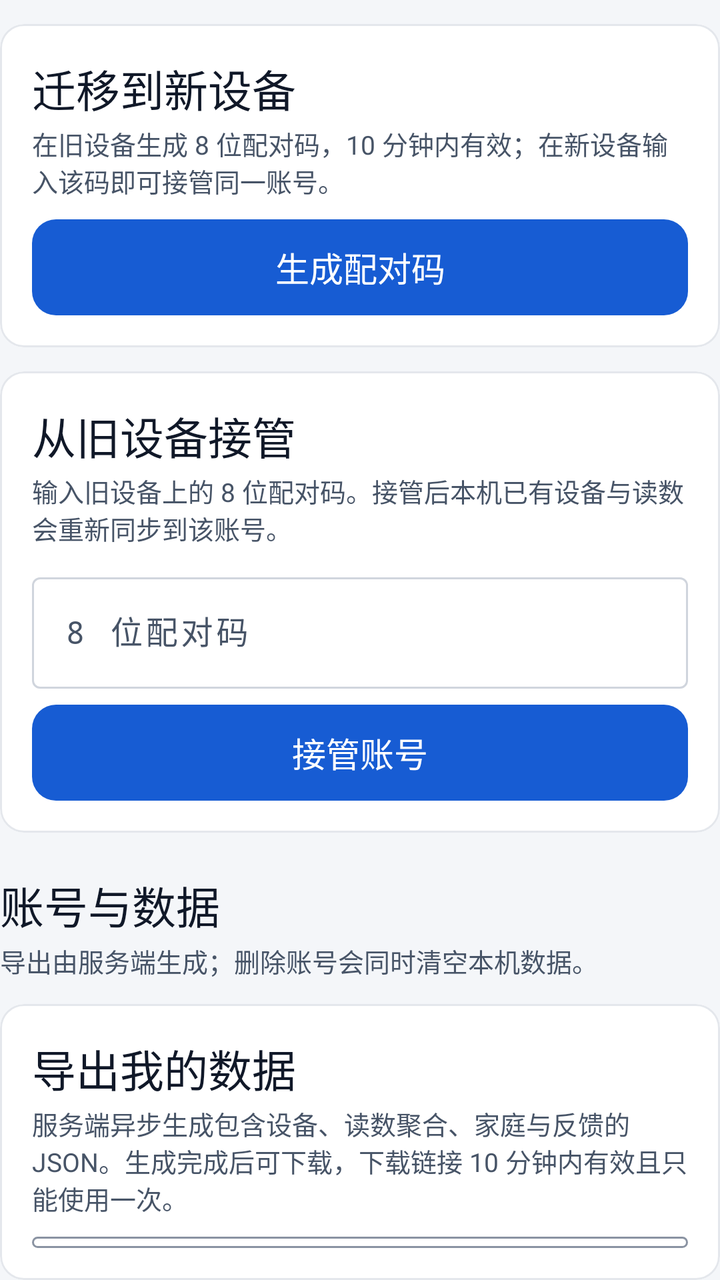
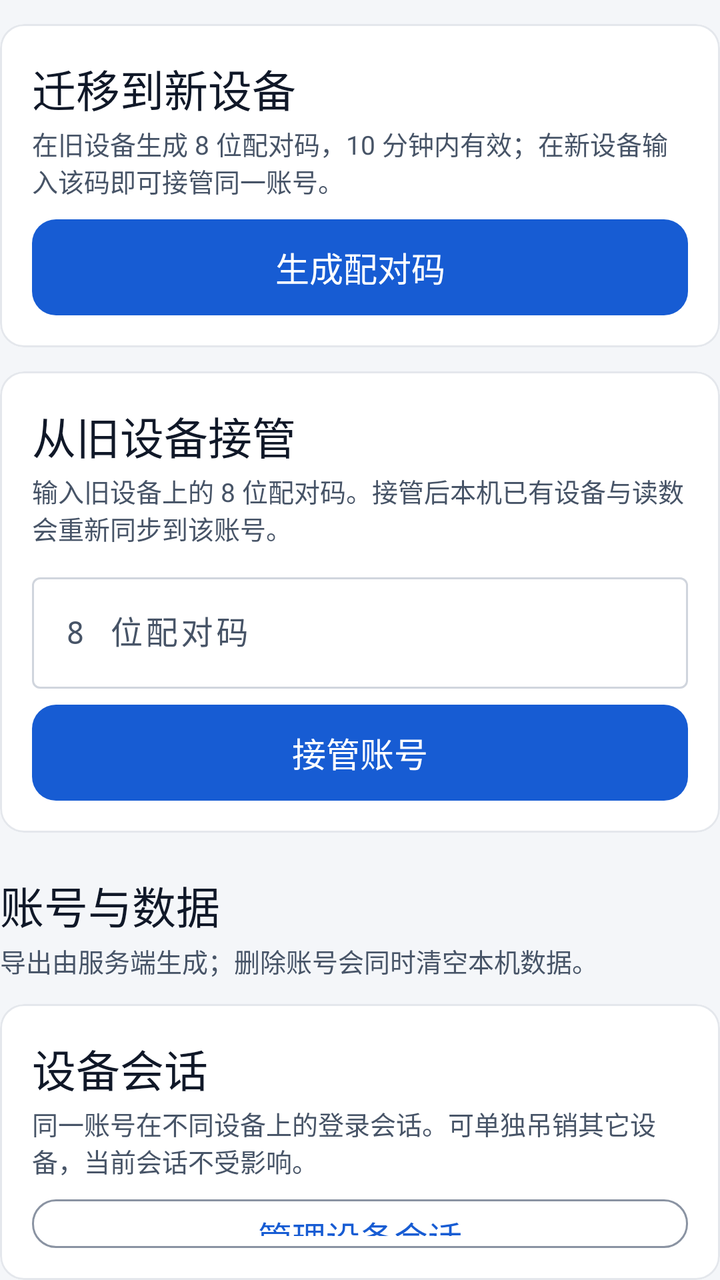

Compare the two renders of this Android layout. The source of the first and the diff that turns it into the second are given below.
<!-- AndroidManifest.xml: application theme Theme.PKotlinApp -->
<!-- res/layout/fragment_profile_account.xml -->
<?xml version="1.0" encoding="utf-8"?>
<LinearLayout xmlns:android="http://schemas.android.com/apk/res/android"
    xmlns:app="http://schemas.android.com/apk/res-auto"
    android:layout_width="match_parent"
    android:layout_height="wrap_content"
    android:orientation="vertical">

    <com.google.android.material.card.MaterialCardView
    style="@style/Widget.App.Card"
        android:layout_width="match_parent"
        android:layout_height="wrap_content"
        android:layout_marginTop="12dp"
        app:cardCornerRadius="12dp"
        app:cardElevation="0dp">

        <LinearLayout
            android:layout_width="match_parent"
            android:layout_height="wrap_content"
            android:orientation="vertical"
            android:padding="16dp">

            <TextView
                android:layout_width="match_parent"
                android:layout_height="wrap_content"
                android:text="@string/account_migration_title"
                android:textAppearance="@style/TextAppearance.App.Headline" />

            <TextView
                android:layout_width="match_parent"
                android:layout_height="wrap_content"
                android:layout_marginTop="2dp"
                android:text="@string/account_migration_desc"
                android:textAppearance="@style/TextAppearance.App.Caption"
                android:textColor="@color/text_secondary" />

            <TextView
                android:id="@+id/pairingCodeText"
                android:layout_width="match_parent"
                android:layout_height="wrap_content"
                android:layout_marginTop="12dp"
                android:fontFamily="monospace"
                android:gravity="center"
                android:letterSpacing="0.2"
                android:textAppearance="@style/TextAppearance.App.Headline"
                android:visibility="gone" />

            <TextView
                android:id="@+id/pairingCountdown"
                android:layout_width="match_parent"
                android:layout_height="wrap_content"
                android:layout_marginTop="4dp"
                android:gravity="center"
                android:textAppearance="@style/TextAppearance.App.Caption"
                android:textColor="@color/text_secondary"
                android:visibility="gone" />

            <com.google.android.material.button.MaterialButton
                android:id="@+id/pairingGenerateButton"
                android:layout_width="match_parent"
                android:layout_height="wrap_content"
                android:layout_marginTop="10dp"
                android:text="@string/account_pairing_generate" />

            <LinearLayout
                android:id="@+id/pairingActionsRow"
                android:layout_width="match_parent"
                android:layout_height="wrap_content"
                android:layout_marginTop="8dp"
                android:orientation="horizontal"
                android:visibility="gone">

                <com.google.android.material.button.MaterialButton
                    android:id="@+id/pairingCopyButton"
                    style="?attr/materialButtonOutlinedStyle"
                    android:layout_width="0dp"
                    android:layout_height="wrap_content"
                    android:layout_marginEnd="8dp"
                    android:layout_weight="1"
                    android:text="@string/account_pairing_copy" />

                <com.google.android.material.button.MaterialButton
                    android:id="@+id/pairingRegenerateButton"
                    style="?attr/materialButtonOutlinedStyle"
                    android:layout_width="0dp"
                    android:layout_height="wrap_content"
                    android:layout_weight="1"
                    android:text="@string/account_pairing_regenerate" />
            </LinearLayout>

            <TextView
                android:id="@+id/pairingErrorText"
                android:layout_width="match_parent"
                android:layout_height="wrap_content"
                android:layout_marginTop="8dp"
                android:textAppearance="@style/TextAppearance.App.Caption"
                android:textColor="?attr/colorError"
                android:visibility="gone" />

        </LinearLayout>

    </com.google.android.material.card.MaterialCardView>

    <com.google.android.material.card.MaterialCardView
    style="@style/Widget.App.Card"
        android:layout_width="match_parent"
        android:layout_height="wrap_content"
        android:layout_marginTop="12dp"
        app:cardCornerRadius="12dp"
        app:cardElevation="0dp">

        <LinearLayout
            android:layout_width="match_parent"
            android:layout_height="wrap_content"
            android:orientation="vertical"
            android:padding="16dp">

            <TextView
                android:layout_width="match_parent"
                android:layout_height="wrap_content"
                android:text="@string/account_claim_title"
                android:textAppearance="@style/TextAppearance.App.Headline" />

            <TextView
                android:layout_width="match_parent"
                android:layout_height="wrap_content"
                android:layout_marginTop="2dp"
                android:text="@string/account_claim_desc"
                android:textAppearance="@style/TextAppearance.App.Caption"
                android:textColor="@color/text_secondary" />

            <com.google.android.material.textfield.TextInputLayout
                android:id="@+id/claimCodeLayout"
                style="@style/Widget.Material3.TextInputLayout.OutlinedBox"
                android:layout_width="match_parent"
                android:layout_height="wrap_content"
                android:layout_marginTop="10dp"
                android:hint="@string/account_claim_hint">

                <com.google.android.material.textfield.TextInputEditText
                    android:id="@+id/claimCodeInput"
                    android:layout_width="match_parent"
                    android:layout_height="wrap_content"
                    android:fontFamily="monospace"
                    android:imeOptions="actionDone"
                    android:inputType="textCapCharacters|textNoSuggestions"
                    android:letterSpacing="0.1"
                    android:maxLength="8" />
            </com.google.android.material.textfield.TextInputLayout>

            <com.google.android.material.button.MaterialButton
                android:id="@+id/claimButton"
                android:layout_width="match_parent"
                android:layout_height="wrap_content"
                android:layout_marginTop="8dp"
                android:text="@string/account_claim_button" />

        </LinearLayout>

    </com.google.android.material.card.MaterialCardView>

    <TextView
        android:layout_width="match_parent"
        android:layout_height="wrap_content"
        android:layout_marginTop="20dp"
        android:text="@string/account_section_title"
        android:textAppearance="@style/TextAppearance.App.Headline" />

    <TextView
        android:layout_width="match_parent"
        android:layout_height="wrap_content"
        android:layout_marginTop="2dp"
        android:text="@string/account_section_desc"
        android:textAppearance="@style/TextAppearance.App.Caption"
        android:textColor="@color/text_secondary" />

    <com.google.android.material.card.MaterialCardView
    style="@style/Widget.App.Card"
        android:layout_width="match_parent"
        android:layout_height="wrap_content"
        android:layout_marginTop="12dp"
        app:cardCornerRadius="12dp"
        app:cardElevation="0dp">

        <LinearLayout
            android:layout_width="match_parent"
            android:layout_height="wrap_content"
            android:orientation="vertical"
            android:padding="16dp">

            <TextView
                android:layout_width="match_parent"
                android:layout_height="wrap_content"
                android:text="@string/account_export_title"
                android:textAppearance="@style/TextAppearance.App.Headline" />

            <TextView
                android:layout_width="match_parent"
                android:layout_height="wrap_content"
                android:layout_marginTop="2dp"
                android:text="@string/account_export_desc"
                android:textAppearance="@style/TextAppearance.App.Caption"
                android:textColor="@color/text_secondary" />

            <com.google.android.material.button.MaterialButton
                android:id="@+id/exportAccountButton"
                style="?attr/materialButtonOutlinedStyle"
                android:layout_width="match_parent"
                android:layout_height="wrap_content"
                android:layout_marginTop="10dp"
                android:text="@string/account_export_button" />

            <TextView
                android:id="@+id/exportAccountStatus"
                android:layout_width="match_parent"
                android:layout_height="wrap_content"
                android:layout_marginTop="8dp"
                android:textAppearance="@style/TextAppearance.App.Caption"
                android:visibility="gone" />

            <com.google.android.material.button.MaterialButton
                android:id="@+id/exportShareButton"
                android:layout_width="match_parent"
                android:layout_height="wrap_content"
                android:layout_marginTop="8dp"
                android:text="@string/account_export_share"
                android:visibility="gone" />

            <TextView
                android:layout_width="match_parent"
                android:layout_height="wrap_content"
                android:layout_marginTop="16dp"
                android:text="@string/account_delete_title"
                android:textAppearance="@style/TextAppearance.App.Headline" />

            <TextView
                android:layout_width="match_parent"
                android:layout_height="wrap_content"
                android:layout_marginTop="2dp"
                android:text="@string/account_delete_desc"
                android:textAppearance="@style/TextAppearance.App.Caption"
                android:textColor="@color/text_secondary" />

            <com.google.android.material.button.MaterialButton
                android:id="@+id/deleteAccountButton"
                style="?attr/materialButtonOutlinedStyle"
                android:layout_width="match_parent"
                android:layout_height="wrap_content"
                android:layout_marginTop="10dp"
                android:text="@string/account_delete_button"
                android:textColor="?attr/colorError" />

        </LinearLayout>

    </com.google.android.material.card.MaterialCardView>

</LinearLayout>
<!-- resources referenced by this layout -->
<resources>
  <color name="text_secondary">#475467</color>
  <string name="account_claim_button">接管账号</string>
  <string name="account_claim_desc">输入旧设备上的 8 位配对码。接管后本机已有设备与读数会重新同步到该账号。</string>
  <string name="account_claim_hint">8 位配对码</string>
  <string name="account_claim_title">从旧设备接管</string>
  <string name="account_delete_button">注销账号</string>
  <string name="account_delete_desc">永久删除服务端账号及全部设备与读数，并清空本机数据。</string>
  <string name="account_delete_title">注销账号</string>
  <string name="account_export_button">导出账号数据</string>
  <string name="account_export_desc">服务端异步生成包含设备、读数聚合、家庭与反馈的 JSON。生成完成后可下载，下载链接 10 分钟内有效且只能使用一次。</string>
  <string name="account_export_share">分享文件</string>
  <string name="account_export_title">导出我的数据</string>
  <string name="account_migration_desc">在旧设备生成 8 位配对码，10 分钟内有效；在新设备输入该码即可接管同一账号。</string>
  <string name="account_migration_title">迁移到新设备</string>
  <string name="account_pairing_copy">复制</string>
  <string name="account_pairing_generate">生成配对码</string>
  <string name="account_pairing_regenerate">重新生成</string>
  <string name="account_section_desc">导出由服务端生成；删除账号会同时清空本机数据。</string>
  <string name="account_section_title">账号与数据</string>
  <style name="TextAppearance.App.Caption" parent="@android:style/TextAppearance">
          <item name="android:textSize">13sp</item>
          <item name="android:textColor">@color/text_secondary</item>
          <item name="android:fontFamily">sans-serif</item>
          <item name="android:lineSpacingExtra">5dp</item>
          <item name="android:lineSpacingMultiplier">1.0</item>
      </style>
  <style name="TextAppearance.App.Headline" parent="@android:style/TextAppearance">
          <item name="android:textSize">22sp</item>
          <item name="android:textColor">@color/text_primary</item>
          <item name="android:fontFamily">sans-serif-medium</item>
          <item name="android:lineSpacingExtra">6dp</item>
          <item name="android:lineSpacingMultiplier">1.0</item>
      </style>
  <color name="text_primary">#101828</color>
  <color name="surface">#FFFFFF</color>
  <color name="divider">#E4E7EC</color>
  <dimen name="stroke_1">1dp</dimen>
  <dimen name="radius_12">12dp</dimen>
  <dimen name="elevation_0">0dp</dimen>
  <color name="overlay_pressed">#0F101828</color>
  <color name="canvas">#F4F6F9</color>
  <color name="primary">#175CD3</color>
  <color name="on_primary">#FFFFFF</color>
  <color name="chart_band">#E8EFFB</color>
  <color name="primary_text">#175CD3</color>
  <color name="surface_sunken">#EEF1F5</color>
  <color name="border">#D0D5DD</color>
  <color name="danger">#B42318</color>
  <color name="danger_bg">#FEF3F2</color>
  <color name="text_tertiary">#5F6A7D</color>
  <dimen name="button_h">48dp</dimen>
  <dimen name="touch_min">48dp</dimen>
  <style name="TextAppearance.App.Button" parent="@style/TextAppearance.App.Body">
          <item name="android:fontFamily">sans-serif-medium</item>
          <item name="android:lineSpacingExtra">0dp</item>
      </style>
  <color name="border_strong">#8A93A2</color>
  <dimen name="chip_h">32dp</dimen>
  <dimen name="radius_pill">999dp</dimen>
  <style name="TextAppearance.App.Body" parent="@android:style/TextAppearance">
          <item name="android:textSize">17sp</item>
          <item name="android:textColor">@color/text_primary</item>
          <item name="android:fontFamily">sans-serif</item>
          <item name="android:lineSpacingExtra">7dp</item>
          <item name="android:lineSpacingMultiplier">1.0</item>
      </style>
  <!-- unchanged entries left out for length: 5 -->
</resources>

<!-- the commit's change to res/layout/fragment_profile_account.xml (unified diff, before → after) -->
@@ -190,6 +190,57 @@
             <TextView
                 android:layout_width="match_parent"
                 android:layout_height="wrap_content"
+                android:text="@string/account_session_title"
+                android:textAppearance="@style/TextAppearance.App.Headline" />
+
+            <TextView
+                android:layout_width="match_parent"
+                android:layout_height="wrap_content"
+                android:layout_marginTop="2dp"
+                android:text="@string/account_session_desc"
+                android:textAppearance="@style/TextAppearance.App.Caption"
+                android:textColor="@color/text_secondary" />
+
+            <com.google.android.material.button.MaterialButton
+                android:id="@+id/sessionsButton"
+                style="?attr/materialButtonOutlinedStyle"
+                android:layout_width="match_parent"
+                android:layout_height="wrap_content"
+                android:layout_marginTop="10dp"
+                android:minHeight="48dp"
+                android:text="@string/account_session_manage" />
+
+            <com.google.android.material.button.MaterialButton
+                android:id="@+id/logoutButton"
+                style="?attr/materialButtonOutlinedStyle"
+                android:layout_width="match_parent"
+                android:layout_height="wrap_content"
+                android:layout_marginTop="8dp"
+                android:minHeight="48dp"
+                android:text="@string/account_logout_button"
+                android:textColor="?attr/colorError" />
+
+        </LinearLayout>
+
+    </com.google.android.material.card.MaterialCardView>
+
+    <com.google.android.material.card.MaterialCardView
+    style="@style/Widget.App.Card"
+        android:layout_width="match_parent"
+        android:layout_height="wrap_content"
+        android:layout_marginTop="12dp"
+        app:cardCornerRadius="12dp"
+        app:cardElevation="0dp">
+
+        <LinearLayout
+            android:layout_width="match_parent"
+            android:layout_height="wrap_content"
+            android:orientation="vertical"
+            android:padding="16dp">
+
+            <TextView
+                android:layout_width="match_parent"
+                android:layout_height="wrap_content"
                 android:text="@string/account_export_title"
                 android:textAppearance="@style/TextAppearance.App.Headline" />
 
<!-- resource entries referenced after the edit -->
@@ -12,6 +12,7 @@
   <string name="account_export_desc">服务端异步生成包含设备、读数聚合、家庭与反馈的 JSON。生成完成后可下载，下载链接 10 分钟内有效且只能使用一次。</string>
   <string name="account_export_share">分享文件</string>
   <string name="account_export_title">导出我的数据</string>
+  <string name="account_logout_button">退出当前会话</string>
   <string name="account_migration_desc">在旧设备生成 8 位配对码，10 分钟内有效；在新设备输入该码即可接管同一账号。</string>
   <string name="account_migration_title">迁移到新设备</string>
   <string name="account_pairing_copy">复制</string>
@@ -19,6 +20,9 @@
   <string name="account_pairing_regenerate">重新生成</string>
   <string name="account_section_desc">导出由服务端生成；删除账号会同时清空本机数据。</string>
   <string name="account_section_title">账号与数据</string>
+  <string name="account_session_desc">同一账号在不同设备上的登录会话。可单独吊销其它设备，当前会话不受影响。</string>
+  <string name="account_session_manage">管理设备会话</string>
+  <string name="account_session_title">设备会话</string>
   <style name="TextAppearance.App.Caption" parent="@android:style/TextAppearance">
           <item name="android:textSize">13sp</item>
           <item name="android:textColor">@color/text_secondary</item>
